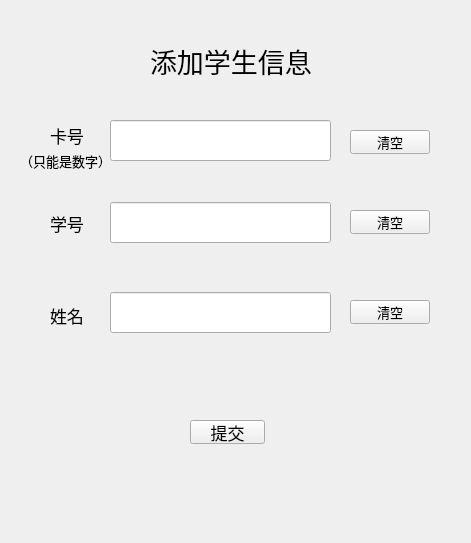
Qt form addstudent.ui (kagura114/NetCard) before a commit.
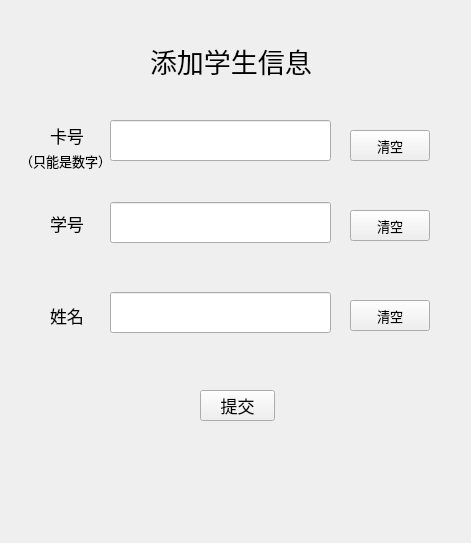
The same form after that commit.

The edit to the form file:
```diff
--- a/addstudent.ui
+++ b/addstudent.ui
@@ -126,7 +126,7 @@
      <x>350</x>
      <y>130</y>
      <width>80</width>
-     <height>24</height>
+     <height>31</height>
     </rect>
    </property>
    <property name="text">
@@ -139,7 +139,7 @@
      <x>350</x>
      <y>210</y>
      <width>80</width>
-     <height>24</height>
+     <height>31</height>
     </rect>
    </property>
    <property name="text">
@@ -152,7 +152,7 @@
      <x>350</x>
      <y>300</y>
      <width>80</width>
-     <height>24</height>
+     <height>31</height>
     </rect>
    </property>
    <property name="text">
@@ -162,10 +162,10 @@
   <widget class="QPushButton" name="Submit">
    <property name="geometry">
     <rect>
-     <x>190</x>
-     <y>420</y>
+     <x>200</x>
+     <y>390</y>
      <width>75</width>
-     <height>24</height>
+     <height>31</height>
     </rect>
    </property>
    <property name="font">
```
